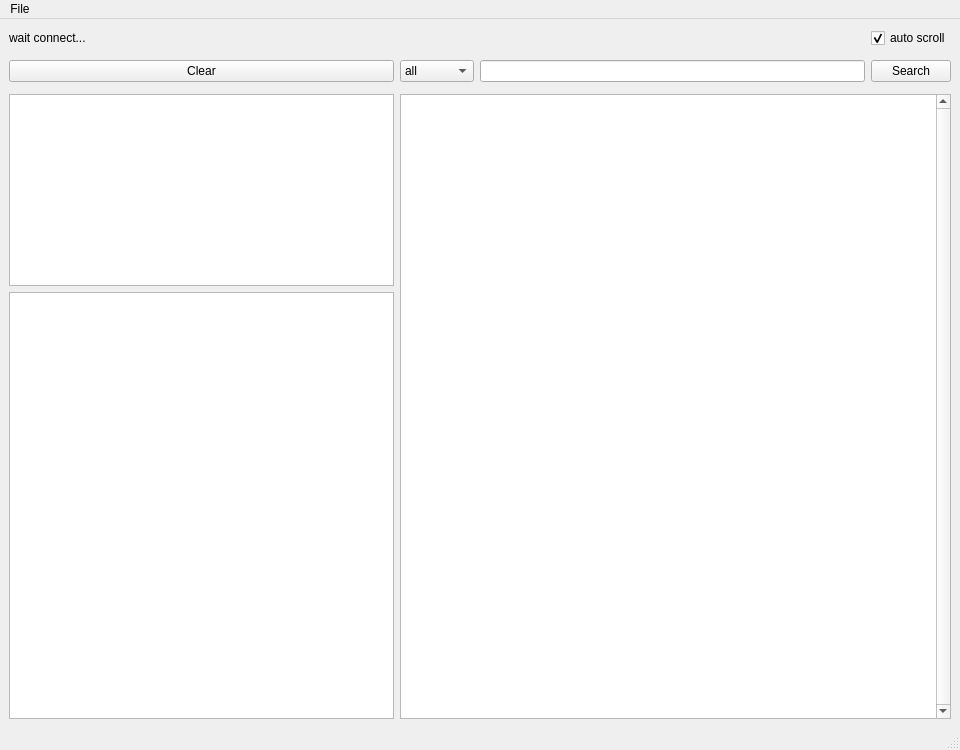
First picture: the form in window_layout/log_window.ui, repository TERABYTE0130/logViewer, before the edit.
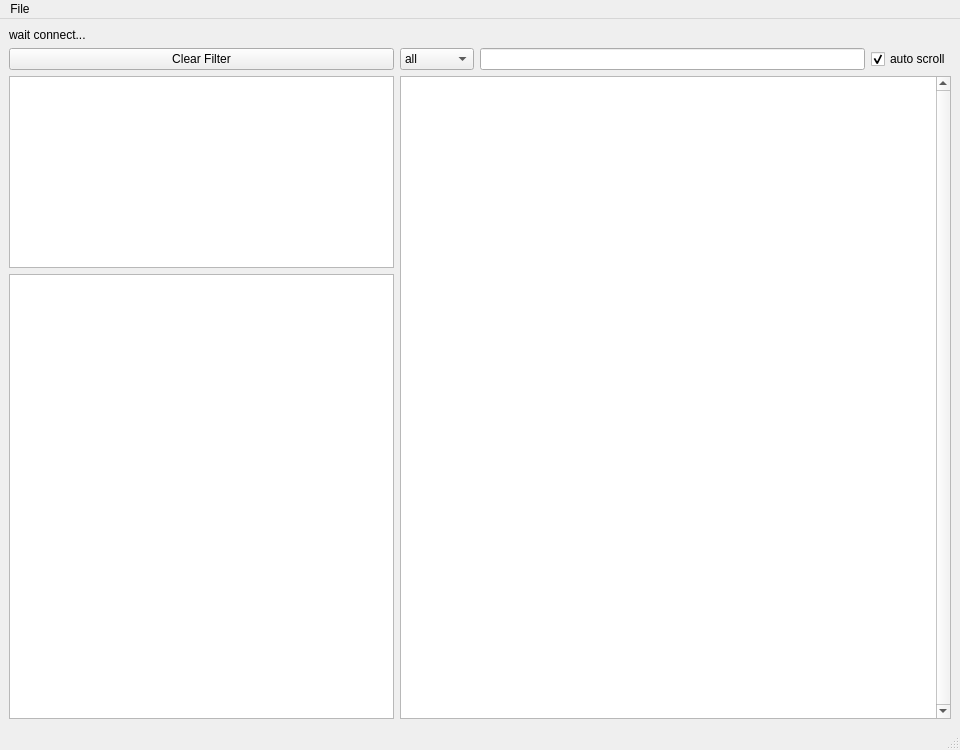
Second picture: the form after the edit.

Commit message: text_filter done

```diff
--- a/window_layout/log_window.ui
+++ b/window_layout/log_window.ui
@@ -30,14 +30,7 @@
   </property>
   <widget class="QWidget" name="centralwidget">
    <layout class="QGridLayout" name="gridLayout">
-    <item row="2" column="0" rowspan="3">
-     <widget class="QPushButton" name="pushButton">
-      <property name="text">
-       <string>Clear</string>
-      </property>
-     </widget>
-    </item>
-    <item row="7" column="0">
+    <item row="6" column="0">
      <widget class="QListWidget" name="CategoryView">
       <property name="font">
        <font>
@@ -46,8 +39,32 @@
       </property>
      </widget>
     </item>
-    <item row="5" column="0" rowspan="2">
-     <widget class="QListWidget" name="CategoryFilter"/>
+    <item row="2" column="2" rowspan="2">
+     <widget class="QLineEdit" name="TextFilterEdit"/>
+    </item>
+    <item row="2" column="1" rowspan="2">
+     <widget class="QComboBox" name="TypeFilterBox">
+      <item>
+       <property name="text">
+        <string>all</string>
+       </property>
+      </item>
+      <item>
+       <property name="text">
+        <string>info</string>
+       </property>
+      </item>
+      <item>
+       <property name="text">
+        <string>warning</string>
+       </property>
+      </item>
+      <item>
+       <property name="text">
+        <string>error</string>
+       </property>
+      </item>
+     </widget>
     </item>
     <item row="1" column="0">
      <widget class="QLabel" name="ConnectView">
@@ -56,7 +73,24 @@
       </property>
      </widget>
     </item>
-    <item row="1" column="3">
+    <item row="4" column="1" rowspan="3" colspan="3">
+     <widget class="QTextBrowser" name="LogView">
+      <property name="verticalScrollBarPolicy">
+       <enum>Qt::ScrollBarAlwaysOn</enum>
+      </property>
+     </widget>
+    </item>
+    <item row="2" column="0" rowspan="2">
+     <widget class="QPushButton" name="ClearFilterButton">
+      <property name="text">
+       <string>Clear Filter</string>
+      </property>
+     </widget>
+    </item>
+    <item row="4" column="0" rowspan="2">
+     <widget class="QListWidget" name="CategoryFilter"/>
+    </item>
+    <item row="2" column="3" rowspan="2">
      <widget class="QCheckBox" name="AutoScrollBox">
       <property name="text">
        <string>auto scroll</string>
@@ -66,47 +100,6 @@
       </property>
      </widget>
     </item>
-    <item row="5" column="1" rowspan="3" colspan="3">
-     <widget class="QTextBrowser" name="LogView">
-      <property name="verticalScrollBarPolicy">
-       <enum>Qt::ScrollBarAlwaysOn</enum>
-      </property>
-     </widget>
-    </item>
-    <item row="2" column="1" rowspan="3">
-     <widget class="QComboBox" name="TypeFilterBox">
-      <item>
-       <property name="text">
-        <string>all</string>
-       </property>
-      </item>
-      <item>
-       <property name="text">
-        <string>info</string>
-       </property>
-      </item>
-      <item>
-       <property name="text">
-        <string>warning</string>
-       </property>
-      </item>
-      <item>
-       <property name="text">
-        <string>error</string>
-       </property>
-      </item>
-     </widget>
-    </item>
-    <item row="2" column="2" rowspan="3">
-     <widget class="QLineEdit" name="SearchBox"/>
-    </item>
-    <item row="3" column="3">
-     <widget class="QPushButton" name="SearchButton">
-      <property name="text">
-       <string>Search</string>
-      </property>
-     </widget>
-    </item>
    </layout>
   </widget>
   <widget class="QStatusBar" name="statusbar"/>
```
The commit also changes 9 other files.
